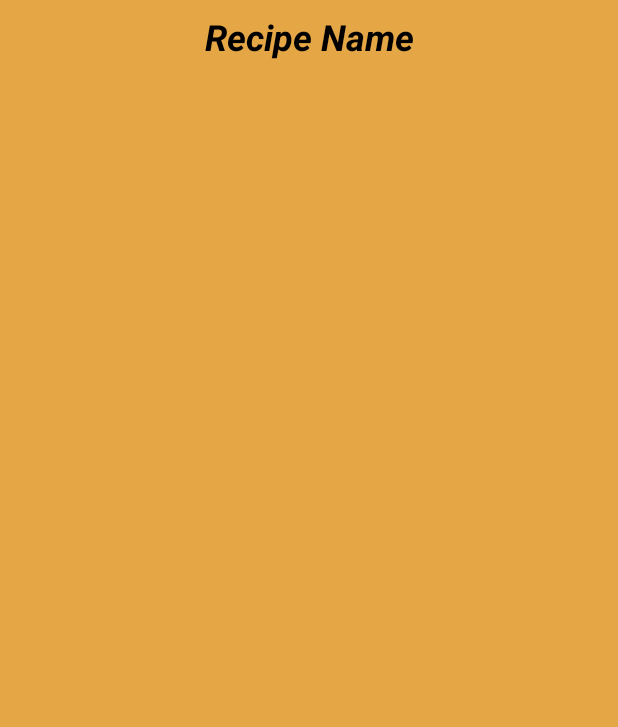
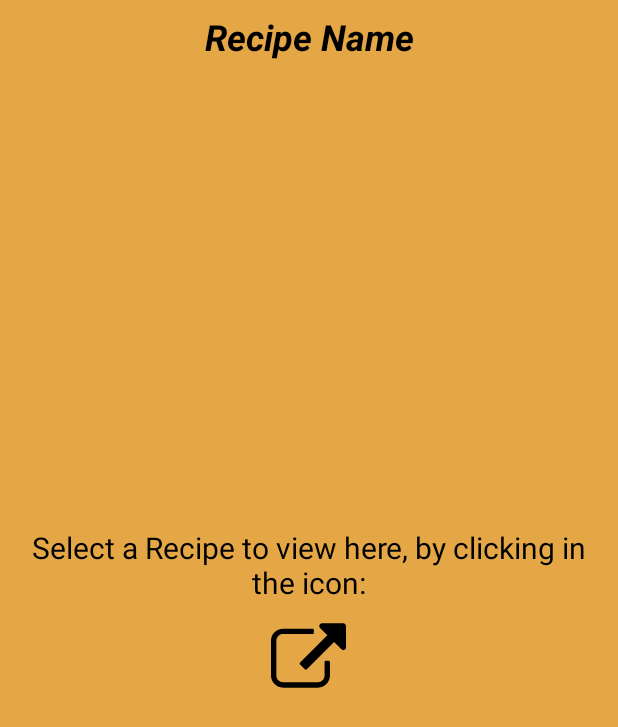
Before and after one commit to ruyano/Recipes, an Android app: the layout recipe_widget.xml on its own in the app's theme, with its tools: preview values and no code run, on a phone screen of 412 x 824 dp. Shown: the top 727 px of the screen. Run offline under Robolectric (Android 15) with nearby library versions, the phone set to English and light mode, and no system bars.

Commit message:
add pin recipe to widget button

```diff
--- /dev/null
+++ b/app/src/main/res/drawable/ic_pin_to_widget.xml
@@ -0,0 +1,5 @@
+<vector android:height="24dp" android:viewportHeight="511.627"
+    android:viewportWidth="511.626" android:width="24dp" xmlns:android="http://schemas.android.com/apk/res/android">
+    <path android:fillColor="#FF000000" android:pathData="M392.857,292.354h-18.274c-2.669,0 -4.859,0.855 -6.563,2.573c-1.718,1.708 -2.573,3.897 -2.573,6.563v91.361c0,12.563 -4.47,23.315 -13.415,32.262c-8.945,8.945 -19.701,13.414 -32.264,13.414H82.224c-12.562,0 -23.317,-4.469 -32.264,-13.414c-8.945,-8.946 -13.417,-19.698 -13.417,-32.262V155.31c0,-12.562 4.471,-23.313 13.417,-32.259c8.947,-8.947 19.702,-13.418 32.264,-13.418h200.994c2.669,0 4.859,-0.859 6.57,-2.57c1.711,-1.713 2.566,-3.9 2.566,-6.567V82.221c0,-2.662 -0.855,-4.853 -2.566,-6.563c-1.711,-1.713 -3.901,-2.568 -6.57,-2.568H82.224c-22.648,0 -42.016,8.042 -58.102,24.125C8.042,113.297 0,132.665 0,155.313v237.542c0,22.647 8.042,42.018 24.123,58.095c16.086,16.084 35.454,24.13 58.102,24.13h237.543c22.647,0 42.017,-8.046 58.101,-24.13c16.085,-16.077 24.127,-35.447 24.127,-58.095v-91.358c0,-2.669 -0.856,-4.859 -2.574,-6.57C397.709,293.209 395.519,292.354 392.857,292.354z"/>
+    <path android:fillColor="#FF000000" android:pathData="M506.199,41.971c-3.617,-3.617 -7.905,-5.424 -12.85,-5.424H347.171c-4.948,0 -9.233,1.807 -12.847,5.424c-3.617,3.615 -5.428,7.898 -5.428,12.847s1.811,9.233 5.428,12.85l50.247,50.248L198.424,304.067c-1.906,1.903 -2.856,4.093 -2.856,6.563c0,2.479 0.953,4.668 2.856,6.571l32.548,32.544c1.903,1.903 4.093,2.852 6.567,2.852s4.665,-0.948 6.567,-2.852l186.148,-186.148l50.251,50.248c3.614,3.617 7.898,5.426 12.847,5.426s9.233,-1.809 12.851,-5.426c3.617,-3.616 5.424,-7.898 5.424,-12.847V54.818C511.626,49.866 509.813,45.586 506.199,41.971z"/>
+</vector>
--- a/app/src/main/res/layout/recipe_widget.xml
+++ b/app/src/main/res/layout/recipe_widget.xml
@@ -1,12 +1,41 @@
-<LinearLayout xmlns:android="http://schemas.android.com/apk/res/android"
+<RelativeLayout xmlns:android="http://schemas.android.com/apk/res/android"
     xmlns:tools="http://schemas.android.com/tools"
     android:layout_width="match_parent"
     android:layout_height="match_parent"
     android:background="@color/colorPrimary"
-    android:orientation="vertical"
     android:gravity="center_horizontal"
     android:padding="@dimen/widget_margin"
     tools:ignore="Overdraw">
+
+    <LinearLayout
+        android:id="@+id/empty_view"
+        android:layout_width="match_parent"
+        android:layout_height="match_parent"
+        android:orientation="vertical"
+        android:layout_margin="10dp"
+        android:gravity="center">
+
+        <TextView
+            android:layout_width="wrap_content"
+            android:layout_height="wrap_content"
+            android:gravity="center"
+            android:text="@string/select_a_recipe_widget"
+            android:textColor="@android:color/black"
+            android:textSize="20sp"/>
+
+        <ImageView
+            android:layout_width="50dp"
+            android:layout_height="50dp"
+            android:src="@drawable/ic_pin_to_widget"
+            android:layout_margin="10dp"/>
+
+    </LinearLayout>
+
+    <LinearLayout
+        android:id="@+id/recipe_view"
+        android:layout_width="match_parent"
+        android:layout_height="match_parent"
+        android:orientation="vertical" >
 
         <TextView
             android:id="@+id/recipe_name_widget_textview"
@@ -27,3 +56,5 @@
             android:layout_margin="5dp" />
 
     </LinearLayout>
+
+</RelativeLayout>
--- a/app/src/main/res/values/strings.xml
+++ b/app/src/main/res/values/strings.xml
@@ -1,7 +1,6 @@
 <resources>
     <string name="app_name">Recipes</string>
 
-    <!-- TODO: Remove or change this placeholder text -->
     <string name="appwidget_text">Recipe Name</string>
     <string name="previous">Previous</string>
     <string name="next">Next</string>
@@ -10,5 +9,8 @@
     <string name="recipe_image_content_description">Imagem da Receita pronta</string>
     <string name="step_image_content_description">Imagens do passo</string>
     <string name="arow_content_description">Seta indicando que item pode ser aberto</string>
+    <string name="pin_to_widget">Pin to Widget</string>
+    <string name="recipe_pinned_to_widget">Recipe pinned to widget</string>
+    <string name="select_a_recipe_widget">Select a Recipe to view here, by clicking in the icon:</string>
 
 </resources>
```
Also changed, not shown: app/src/main/java/br/com/udacity/ruyano/recipes/views/recipe/details/RecipeDetailsActivity.java (+19 -4 lines), app/src/main/java/br/com/udacity/ruyano/recipes/views/widget/RecipeWidget.java (+24 -5 lines), app/src/main/res/menu/details_activity_menu.xml (added, +11 -0 lines). Lines whose indentation alone changed are shown as unchanged.
